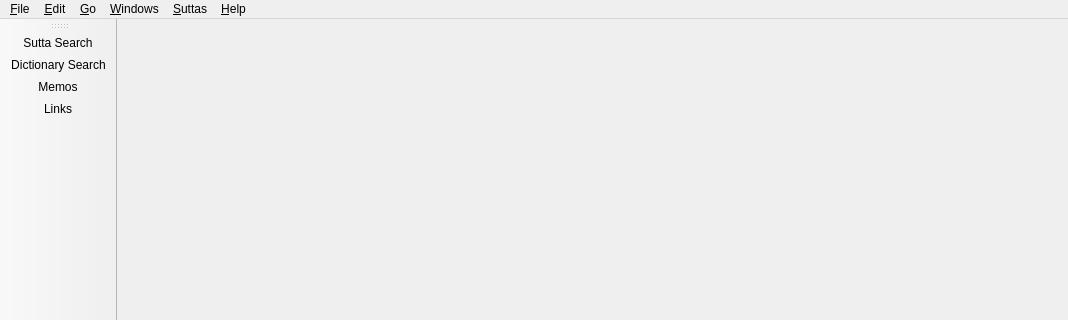
First picture: the form in simsapa/assets/ui/sutta_study_window.ui, repository simsapa/simsapa, before the edit; both pictures show x 0 to 1068 and y 0 to 320 of the 1068 by 625 pixel window.
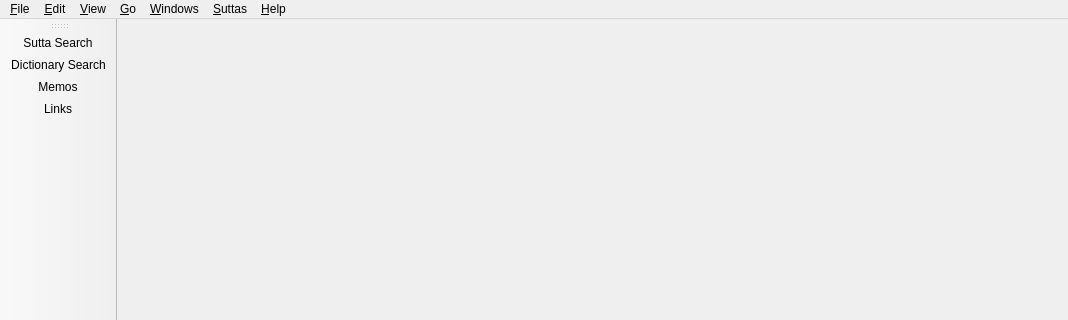
Second picture: the form after the edit. Icons and pictures are not drawn.

Commit message: menu: change font and margin size

The edit to the form file:
```diff
--- a/simsapa/assets/ui/sutta_study_window.ui
+++ b/simsapa/assets/ui/sutta_study_window.ui
@@ -99,8 +99,18 @@
     <addaction name="action_Previous_Tab"/>
     <addaction name="action_Next_Tab"/>
    </widget>
+   <widget class="QMenu" name="menu_View">
+    <property name="title">
+     <string>&amp;View</string>
+    </property>
+    <addaction name="action_Increase_Text_Size"/>
+    <addaction name="action_Decrease_Text_Size"/>
+    <addaction name="action_Increase_Text_Margins"/>
+    <addaction name="action_Decrease_Text_Margins"/>
+   </widget>
    <addaction name="menu_File"/>
    <addaction name="menu_Edit"/>
+   <addaction name="menu_View"/>
    <addaction name="menu_Go"/>
    <addaction name="menu_Windows"/>
    <addaction name="menu_Suttas"/>
```
Left out of the diff: 32 changed lines with no effect on the pictures. The commit also changes 14 other files.
